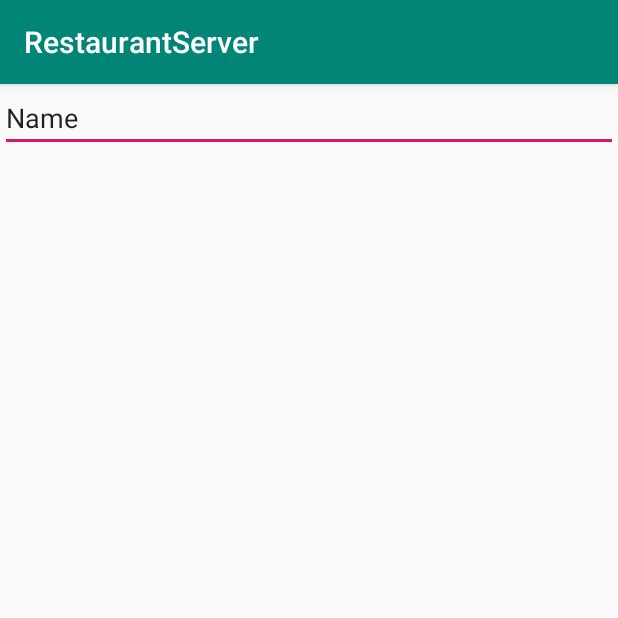
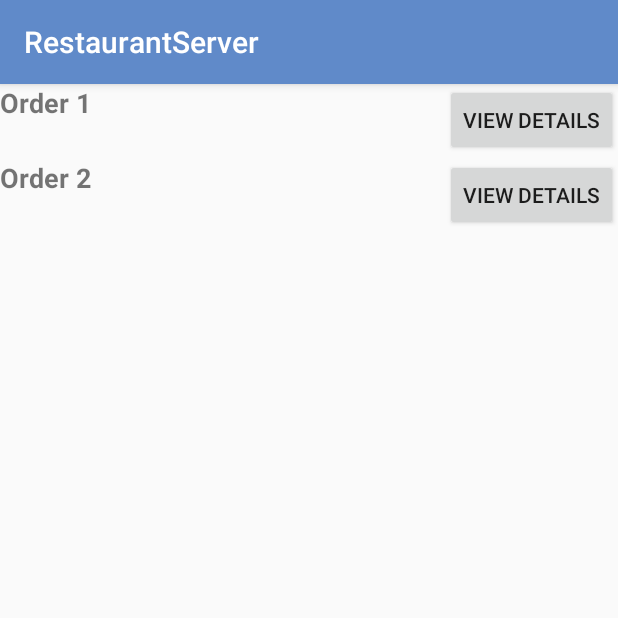
Before and after one commit to liulei6696/A1Restaurant, an Android app: the screen it shows after launch (MainActivity), on a phone screen of 412 x 824 dp, the top half of it. Run offline under Robolectric (Android 15) with nearby library versions, the phone set to English and light mode, and no system bars.

Commit message:
layouts + styles + activity frame

```diff
--- a/RestaurantServer/app/src/main/AndroidManifest.xml
+++ b/RestaurantServer/app/src/main/AndroidManifest.xml
@@ -16,6 +16,11 @@
                 <category android:name="android.intent.category.LAUNCHER" />
             </intent-filter>
         </activity>
+        <activity
+            android:label="@string/app_name"
+            android:name="edu.neu.a1.restaurantserver.OrderDetailsActivity"
+            >
+        </activity>
     </application>
 
 </manifest>
--- a/RestaurantServer/app/src/main/java/edu/neu/a1/restaurantserver/MainActivity.java
+++ b/RestaurantServer/app/src/main/java/edu/neu/a1/restaurantserver/MainActivity.java
@@ -1,13 +1,59 @@
 package edu.neu.a1.restaurantserver;
 
+import android.content.Context;
+import android.content.Intent;
 import android.support.v7.app.AppCompatActivity;
 import android.os.Bundle;
+import android.view.View;
+import android.widget.Button;
 
 public class MainActivity extends AppCompatActivity {
 
+    Button button;
+
     @Override
-    protected void onCreate(Bundle savedInstanceState) {
+    public void onCreate(Bundle savedInstanceState) {
         super.onCreate(savedInstanceState);
-        setContentView(R.layout.activity_main);
+        setContentView(R.layout.activity_main1);
+        addListenerOnButton();
+        addListenerOnButton2();
+    }
+
+    public void addListenerOnButton() {
+
+        final Context context = this;
+
+        button = (Button) findViewById(R.id.button1);
+
+        button.setOnClickListener(new View.OnClickListener() {
+
+            @Override
+            public void onClick(View arg0) {
+
+                Intent intent = new Intent(context, OrderDetailsActivity.class);
+                startActivity(intent);
+
+            }
+
+        });
+    }
+        public void addListenerOnButton2() {
+
+            final Context context = this;
+
+            button = (Button) findViewById(R.id.button2);
+
+            button.setOnClickListener(new View.OnClickListener() {
+
+                @Override
+                public void onClick(View arg0) {
+
+                    Intent intent = new Intent(context, OrderDetailsActivity.class);
+                    startActivity(intent);
+
+                }
+
+            });
+
     }
 }
--- a/RestaurantServer/app/src/main/res/layout/activity_main.xml
+++ /dev/null
@@ -1,29 +0,0 @@
-<?xml version="1.0" encoding="utf-8"?>
-<LinearLayout xmlns:android="http://schemas.android.com/apk/res/android"
-    xmlns:app="http://schemas.android.com/apk/res-auto"
-    xmlns:tools="http://schemas.android.com/tools"
-    android:layout_width="match_parent"
-    android:layout_height="match_parent"
-    android:orientation="vertical"
-    tools:context=".MainActivity">
-
-
-    <EditText
-        android:id="@+id/editText2"
-        android:layout_width="match_parent"
-        android:layout_height="wrap_content"
-        android:ems="10"
-        android:inputType="textPersonName"
-        android:text="Name" />
-
-    <ScrollView
-        android:layout_width="match_parent"
-        android:layout_height="match_parent">
-
-        <LinearLayout
-            android:layout_width="match_parent"
-            android:layout_height="wrap_content"
-            android:orientation="vertical" />
-    </ScrollView>
-
-</LinearLayout>
--- /dev/null
+++ b/RestaurantServer/app/src/main/res/layout/activity_main1.xml
@@ -0,0 +1,53 @@
+<?xml version="1.0" encoding="utf-8"?>
+<android.support.constraint.ConstraintLayout
+    xmlns:android="http://schemas.android.com/apk/res/android"
+    xmlns:app="http://schemas.android.com/apk/res-auto"
+    xmlns:tools="http://schemas.android.com/tools"
+    android:layout_width="match_parent"
+    android:layout_height="match_parent">
+    tools:context=".MainActivity">
+
+
+    <TextView
+        android:id="@+id/textView3"
+        android:layout_width="match_parent"
+        android:layout_height="50dp"
+        android:layout_gravity="center_horizontal"
+        android:text="Order 1"
+        android:textSize="18sp"
+        android:textStyle="bold"
+        app:layout_constraintEnd_toEndOf="parent"
+        app:layout_constraintHorizontal_bias="0.0"
+        app:layout_constraintStart_toStartOf="parent"
+        app:layout_constraintTop_toTopOf="parent" />
+
+    <Button
+        android:id="@+id/button1"
+        android:layout_width="wrap_content"
+        android:layout_height="wrap_content"
+        android:text="View Details"
+        android:textAlignment="center"
+        app:layout_constraintEnd_toEndOf="@+id/textView3"
+        app:layout_constraintTop_toTopOf="@+id/textView3" />
+
+    <TextView
+        android:id="@+id/textView2"
+        android:layout_width="match_parent"
+        android:layout_height="50dp"
+        android:layout_gravity="center_horizontal"
+        android:text="Order 2"
+        android:textSize="18sp"
+        android:textStyle="bold"
+        app:layout_constraintEnd_toEndOf="parent"
+        app:layout_constraintStart_toStartOf="parent"
+        app:layout_constraintTop_toBottomOf="@+id/textView3" />
+
+    <Button
+        android:id="@+id/button2"
+        android:layout_width="wrap_content"
+        android:layout_height="wrap_content"
+        android:text="View Details"
+        android:textAlignment="center"
+        app:layout_constraintEnd_toEndOf="@+id/textView2"
+        app:layout_constraintTop_toBottomOf="@+id/textView3" />
+</android.support.constraint.ConstraintLayout>
--- a/RestaurantServer/app/src/main/res/values/colors.xml
+++ b/RestaurantServer/app/src/main/res/values/colors.xml
@@ -1,6 +1,6 @@
 <?xml version="1.0" encoding="utf-8"?>
 <resources>
-    <color name="colorPrimary">#008577</color>
-    <color name="colorPrimaryDark">#00574B</color>
-    <color name="colorAccent">#D81B60</color>
+    <color name="colorPrimary">#608ac9</color>
+    <color name="colorPrimaryDark">#375aac</color>
+    <color name="colorAccent">#d7254b</color>
 </resources>
--- a/RestaurantServer/app/src/main/res/values/styles.xml
+++ b/RestaurantServer/app/src/main/res/values/styles.xml
@@ -8,4 +8,5 @@
         <item name="colorAccent">@color/colorAccent</item>
     </style>
 
+
 </resources>
```
Also changed, not shown: RestaurantServer/app/src/main/java/edu/neu/a1/restaurantserver/OrderDetailsActivity.java (added, +71 -0 lines), RestaurantServer/app/src/main/res/layout/activity_main2.xml (+79 -4 lines).
